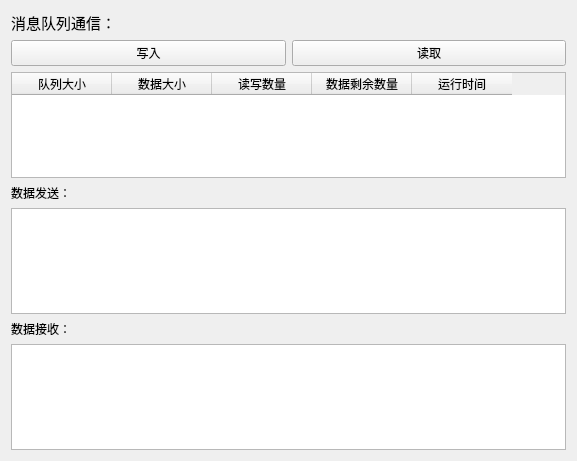
First picture: the form in Process/MessageQueuesB.ui, repository 3737cc/C-C--, before the edit.
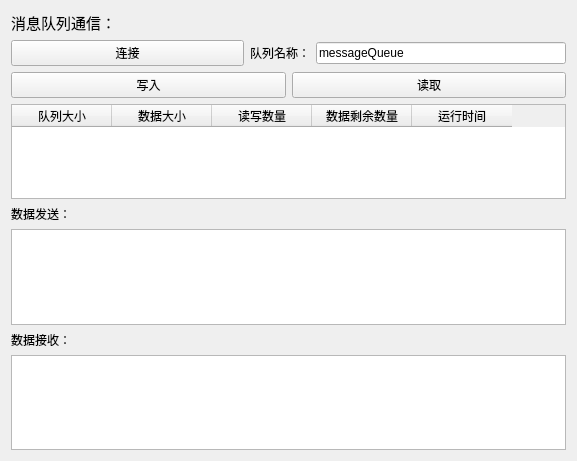
Second picture: the form after the edit.

Commit message: 进行修改部分消息队列代码

Patch:
```diff
--- a/Process/MessageQueuesB.ui
+++ b/Process/MessageQueuesB.ui
@@ -27,6 +27,43 @@
       </property>
      </widget>
     </item>
+    <item>
+     <layout class="QHBoxLayout" name="horizontalLayout_2">
+      <item>
+       <widget class="QPushButton" name="connectButton">
+        <property name="text">
+         <string>连接</string>
+        </property>
+       </widget>
+      </item>
+      <item>
+       <widget class="QLabel" name="nameLabel">
+        <property name="maximumSize">
+         <size>
+          <width>60</width>
+          <height>16777215</height>
+         </size>
+        </property>
+        <property name="text">
+         <string>队列名称：</string>
+        </property>
+       </widget>
+      </item>
+      <item>
+       <widget class="QLineEdit" name="nameLineEdit">
+        <property name="maximumSize">
+         <size>
+          <width>250</width>
+          <height>16777215</height>
+         </size>
+        </property>
+        <property name="text">
+         <string>messageQueue</string>
+        </property>
+       </widget>
+      </item>
+     </layout>
+    </item>
     <item>
      <layout class="QHBoxLayout" name="horizontalLayout">
       <item>
```
The commit also changes 9 other files.
